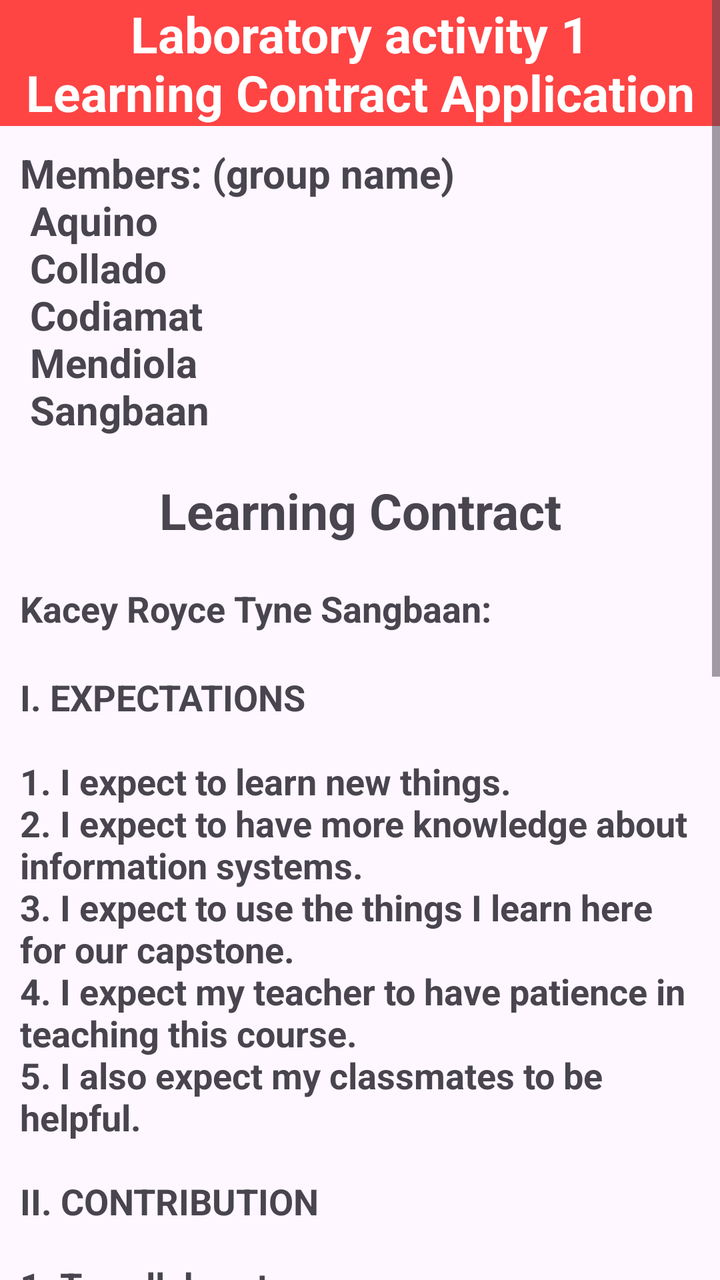
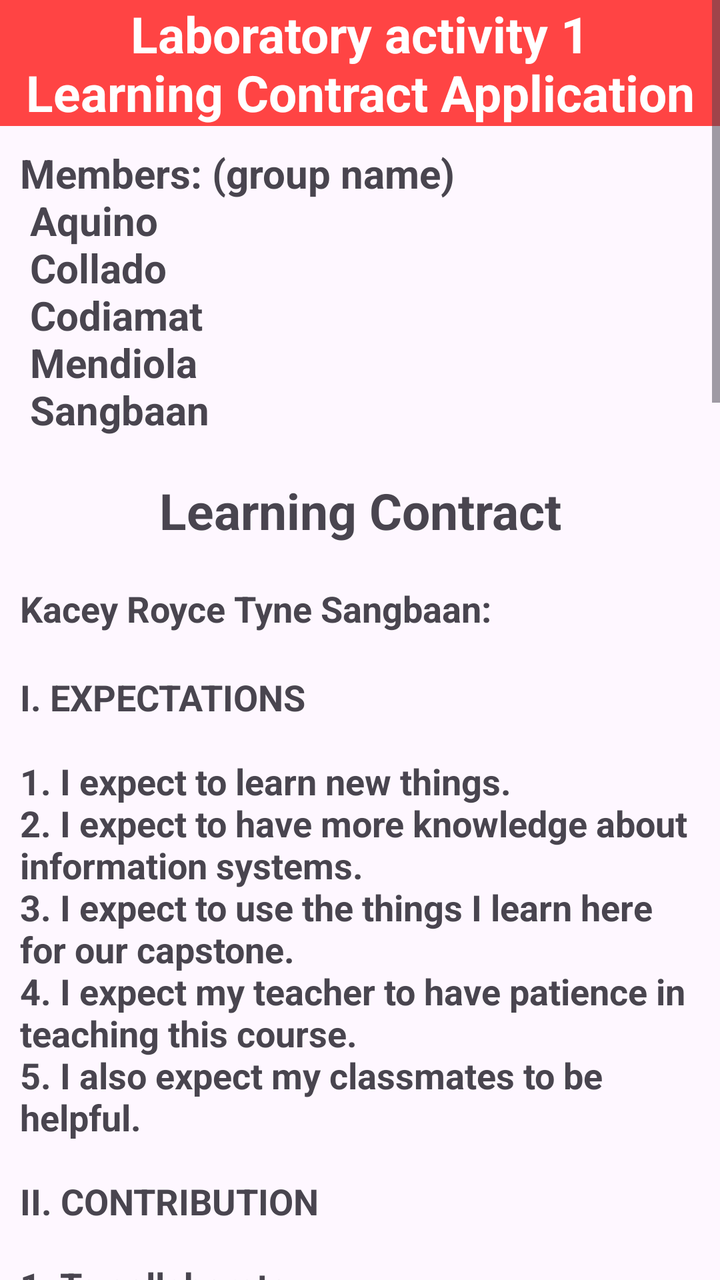

Two renders of the same Android screen: before a commit and after it. Below are the layout's source before the change and the commit's diff.
<!-- AndroidManifest.xml: application theme Theme.CC17Lab1 -->
<!-- res/layout/test1.xml -->
<?xml version="1.0" encoding="utf-8"?>
<ScrollView xmlns:android="http://schemas.android.com/apk/res/android"
    xmlns:tools="http://schemas.android.com/tools"
    android:layout_width="wrap_content"
    android:layout_height="wrap_content"
    android:id="@+id/main">
    <LinearLayout
        android:layout_width="match_parent"
        android:layout_height="match_parent"
        android:orientation="vertical">

        <TextView
            android:id="@+id/title"
            android:layout_width="match_parent"
            android:layout_height="match_parent"
            android:text="@string/laboratory_activity_1_nlearning_contract_application"
            android:background="@android:color/holo_red_light"
            android:textColor="@android:color/white"
            android:textAlignment="center"
            android:textSize="25sp"
            android:textStyle="bold">
        </TextView>

        <TextView
            android:id="@+id/members"
            android:layout_width="match_parent"
            android:layout_height="match_parent"
            android:text="@string/members_group_name_n_aquino_n_collado_n_codiamat_n_mendiola_n_sangbaan"
            android:layout_margin="10sp"
            android:textStyle="bold"
            android:textSize="20sp"
            >
        </TextView>

        <TextView
            android:id="@+id/lcontract"
            android:layout_width="match_parent"
            android:layout_height="match_parent"
            android:layout_margin="10sp"
            android:text="@string/learning_contract"
            android:textAlignment="center"
            android:textSize="25sp"
            android:textStyle="bold">

        </TextView>
        
        <TextView
            android:id="@+id/name"
            android:layout_width="match_parent"
            android:layout_height="match_parent"
            android:text="@string/kacey_royce_tyne_sangbaan"
            android:textAlignment="viewStart"
            android:layout_margin="10sp"
            android:textSize="18sp"
            android:textStyle="bold">
        </TextView>

        <TextView
            android:id="@+id/contents"
            android:layout_width="match_parent"
            android:layout_height="match_parent"
            android:text="@string/i_expectations_n_n1_i_expect_to_learn_new_things_n2_i_expect_to_have_more_knowledge_about_information_systems_n3_i_expect_to_use_the_things_i_learn_here_for_our_capstone_n4_i_expect_my_teacher_to_have_patience_in_teaching_this_course_n5_i_also_expect_my_classmates_to_be_helpful_n_nii_contribution_n_n1_to_collaborate_n2_to_attend_classes_n3_to_participate_in_activities_n4_exert_enough_effort_to_pass_n5_to_help_my_classmates_when_they_are_having_a_hard_time_and_i_am_understanding_the_lesson_n_niii_motivations_n_n1_high_tuition_n2_my_loved_ones_n3_the_importance_of_this_course_to_my_future_n4_to_gain_more_knowledge_n5_finishing_this_course_n_niv_hindrances_n_n1_laziness_n2_lack_of_prior_knowledge_n3_easily_getting_uninterested_or_a_sense_of_ennui_n4_getting_easily_tired_when_there_s_a_lot_of_activities_n5_sometimes_being_late_because_of_staying_up_all_night"
            android:textAlignment="viewStart"
            android:layout_margin="10sp"
            android:textSize="18sp"
            android:textStyle="bold">
        </TextView>






    </LinearLayout>

</ScrollView>
<!-- resources referenced by this layout -->
<resources>
  <string name="i_expectations_n_n1_i_expect_to_learn_new_things_n2_i_expect_to_have_more_knowledge_about_information_systems_n3_i_expect_to_use_the_things_i_learn_here_for_our_capstone_n4_i_expect_my_teacher_to_have_patience_in_teaching_this_course_n5_i_also_expect_my_classmates_to_be_helpful_n_nii_contribution_n_n1_to_collaborate_n2_to_attend_classes_n3_to_participate_in_activities_n4_exert_enough_effort_to_pass_n5_to_help_my_classmates_when_they_are_having_a_hard_time_and_i_am_understanding_the_lesson_n_niii_motivations_n_n1_high_tuition_n2_my_loved_ones_n3_the_importance_of_this_course_to_my_future_n4_to_gain_more_knowledge_n5_finishing_this_course_n_niv_hindrances_n_n1_laziness_n2_lack_of_prior_knowledge_n3_easily_getting_uninterested_or_a_sense_of_ennui_n4_getting_easily_tired_when_there_s_a_lot_of_activities_n5_sometimes_being_late_because_of_staying_up_all_night">I. EXPECTATIONS\n\n1. I expect to learn new things.\n2. I expect to have more knowledge about information systems.\n3. I expect to use the things I learn here for our capstone.\n4. I expect my teacher to have patience in teaching this course.\n5. I also expect my classmates to be helpful.\n\nII. CONTRIBUTION\n\n1. To collaborate.\n2. To attend classes.\n3. To participate in activities.\n4. Exert enough effort to pass.\n5. To help my classmates when they are having a hard time and I am understanding the lesson.\n\nIII. MOTIVATIONS\n\n1. High tuition.\n2. My loved ones.\n3. The importance of this course to my future.\n4. To gain more knowledge.\n5. Finishing this course.\n\nIV. HINDRANCES\n\n1. Laziness.\n2. Lack of prior knowledge.\n3. Easily getting uninterested or a sense of ennui.\n4. Getting easily tired when there\'s a lot of activities.\n5. Sometimes being late because of staying up all night.</string>
  <string name="kacey_royce_tyne_sangbaan">Kacey Royce Tyne Sangbaan:</string>
  <string name="laboratory_activity_1_nlearning_contract_application">Laboratory activity 1\nLearning Contract Application</string>
  <string name="learning_contract">Learning Contract</string>
  <string name="members_group_name_n_aquino_n_collado_n_codiamat_n_mendiola_n_sangbaan">Members: (group name)\n Aquino\n Collado\n Codiamat\n Mendiola\n Sangbaan</string>
  <style name="Theme.CC17Lab1" parent="Base.Theme.CC17Lab1" />
  <style name="Base.Theme.CC17Lab1" parent="Theme.Material3.DayNight.NoActionBar">
          
          
      </style>
</resources>

<!-- the commit's change to res/layout/test1.xml (unified diff, before → after) -->
@@ -66,6 +66,29 @@
             android:textStyle="bold">
         </TextView>
 
+        
+        <TextView
+            android:id="@+id/ivan"
+            android:layout_width="match_parent"
+            android:layout_height="match_parent"
+            android:text="@string/ivan_dave_mendiola"
+            android:textAlignment="viewStart"
+            android:layout_margin="10sp"
+            android:textSize="18sp"
+            android:textStyle="bold">
+        </TextView>
+
+        <TextView
+            android:id="@+id/description"
+            android:layout_width="match_parent"
+            android:layout_height="match_parent"
+            android:text="@string/expectations_1_i_expect_that_this_subject_will_be_fun_and_engaging_2_i_expect_to_gain_a_deep_understanding_of_how_to_create_an_application_3_i_expect_to_learn_the_rules_about_what_is_the_best_tech_stack_for_developing_an_application_4_i_expect_the_lessons_to_be_a_little_bit_hard_5_i_expect_to_practice_using_real_tools_that_app_development_professionals_use_every_day_contributions_1_i_can_contribute_what_i_know_about_this_course_to_my_classmates_2_i_will_actively_participate_in_activities_3_i_will_help_others_when_needed_4_i_will_actively_listen_to_discussions_5_i_will_pass_everything_on_time_motivations_1_i_want_to_build_a_stable_and_successful_career_for_my_future_2_i_am_working_hard_so_i_can_earn_good_money_later_on_3_i_want_to_succeed_so_i_can_keep_up_with_and_support_my_friends_4_i_want_to_make_my_family_proud_of_my_achievements_5_i_need_to_do_well_to_make_sure_my_tuition_is_a_good_investment_hindrances_1_i_often_feel_tired_in_class_because_of_a_lack_of_sleep_2_my_bad_body_clock_makes_it_hard_to_stay_awake_during_early_lessons_3_i_find_it_difficult_to_stay_on_track_because_i_have_a_hard_time_focusing_4_i_sometimes_struggle_to_start_my_work_because_of_laziness_5_i_tend_to_leave_my_assignments_until_the_last_minute_due_to_procrastination"
+            android:textAlignment="viewStart"
+            android:layout_margin="10sp"
+            android:textSize="18sp"
+            android:textStyle="bold">
+        </TextView>
+
 
 
 
